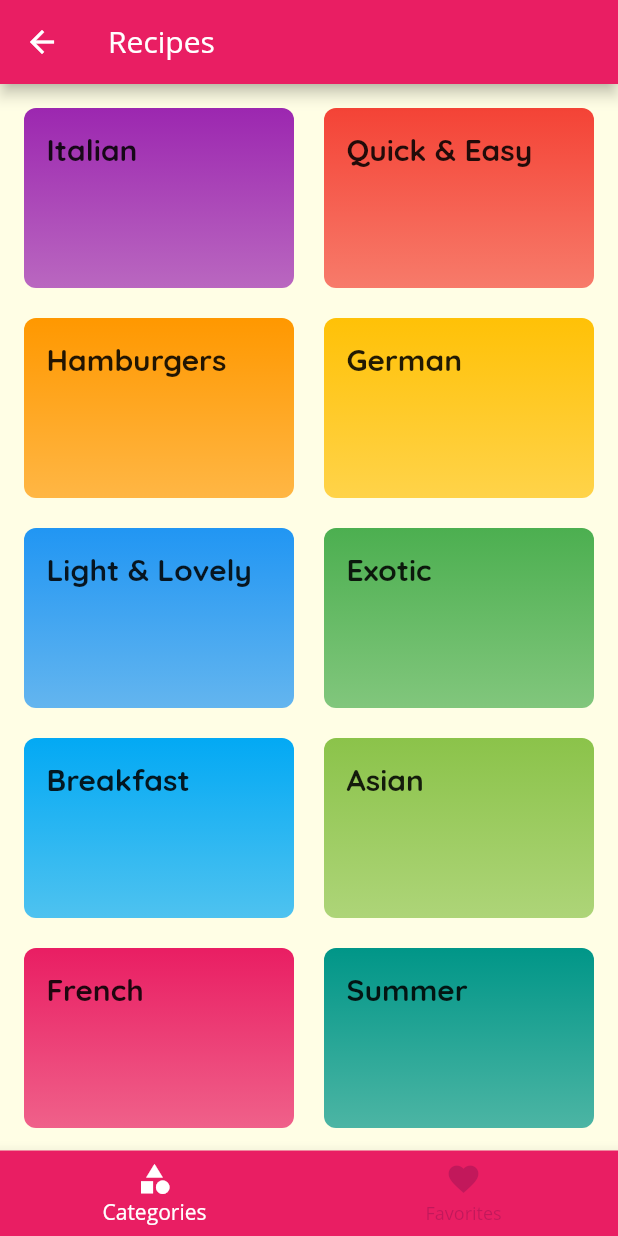
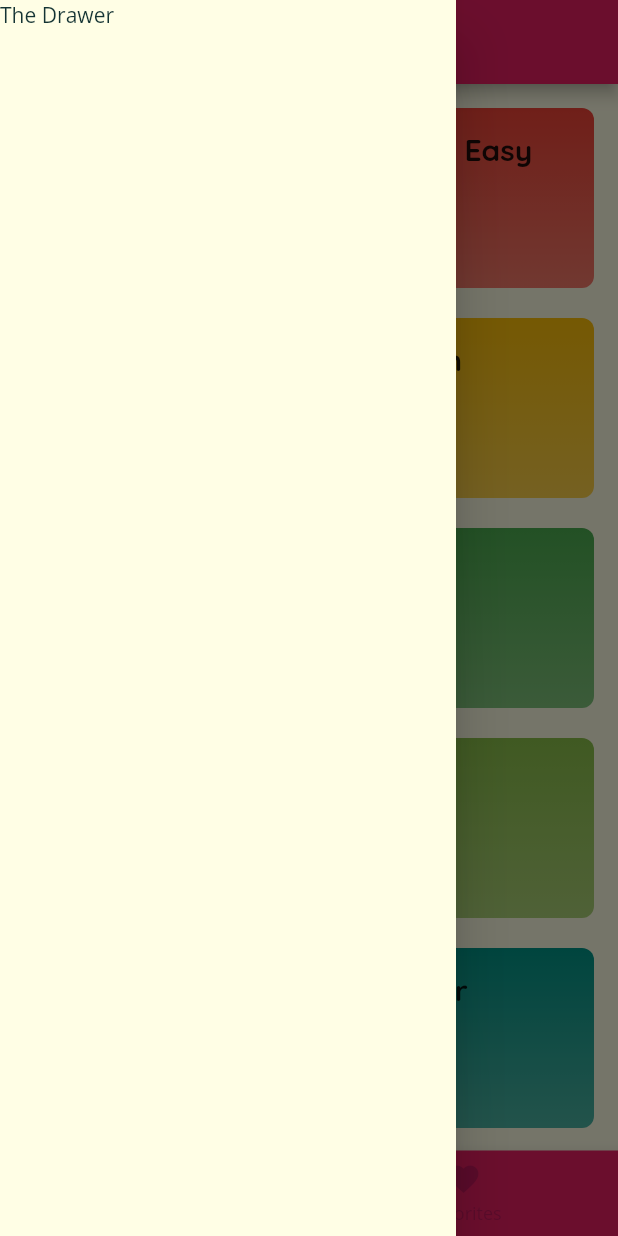
Before and after one commit to Rares23/my_meal, a Flutter app: the screen it shows after launch, with the side drawer open (before the commit the screen has no drawer), on a phone screen of 412 x 824 dp. Run offline on Flutter 3.47's test engine with Material 2 defaults, Android fonts, the phone set to English and light mode, and no system bars.

Commit message:
add drawer sample and print value from returning from screen

```diff
--- a/lib/home/pages/home_page.dart
+++ b/lib/home/pages/home_page.dart
@@ -54,6 +54,9 @@ class _HomePageState extends State<HomePage> {
       appBar: AppBar(
         title: Text('Recipes'),
       ),
+      drawer: Drawer(
+        child: Text('The Drawer'),
+      ),
       body: _pages[_selectedPageIndex],
       bottomNavigationBar: BottomNavigationBar(
         backgroundColor: Theme.of(context).primaryColor,
--- a/lib/recipes/components/recipe_item.dart
+++ b/lib/recipes/components/recipe_item.dart
@@ -52,7 +52,9 @@ class RecipeItem extends StatelessWidget {
       arguments: {
         'id': id,
       },
-    );
+    ).then((value) {
+      print(value);
+    });
   }
 
   @override
```
